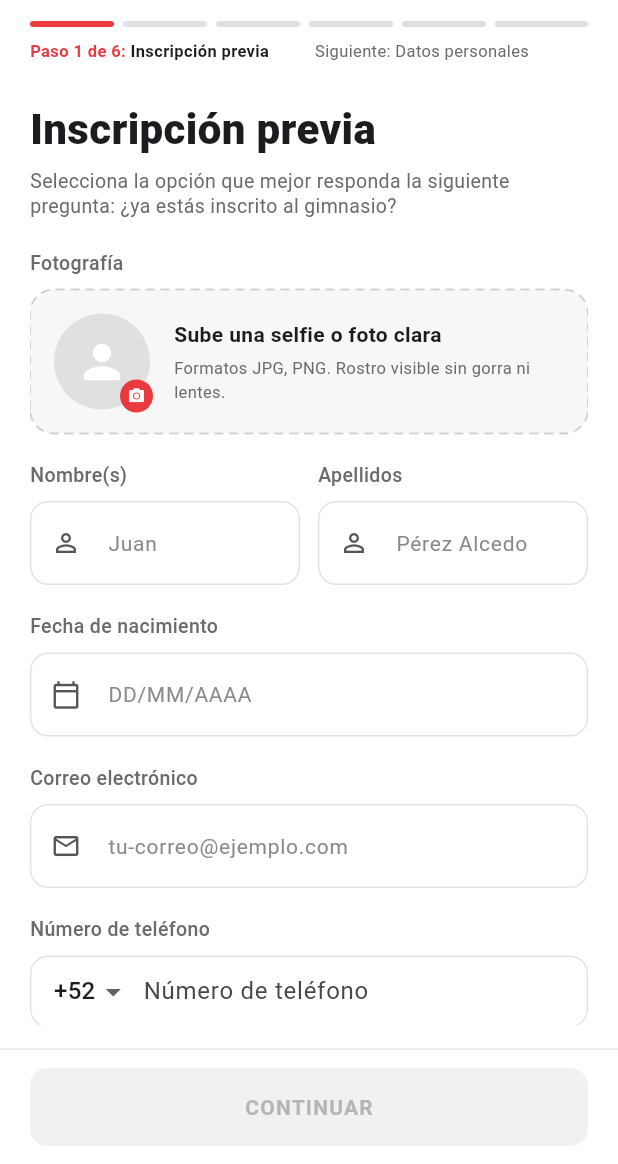
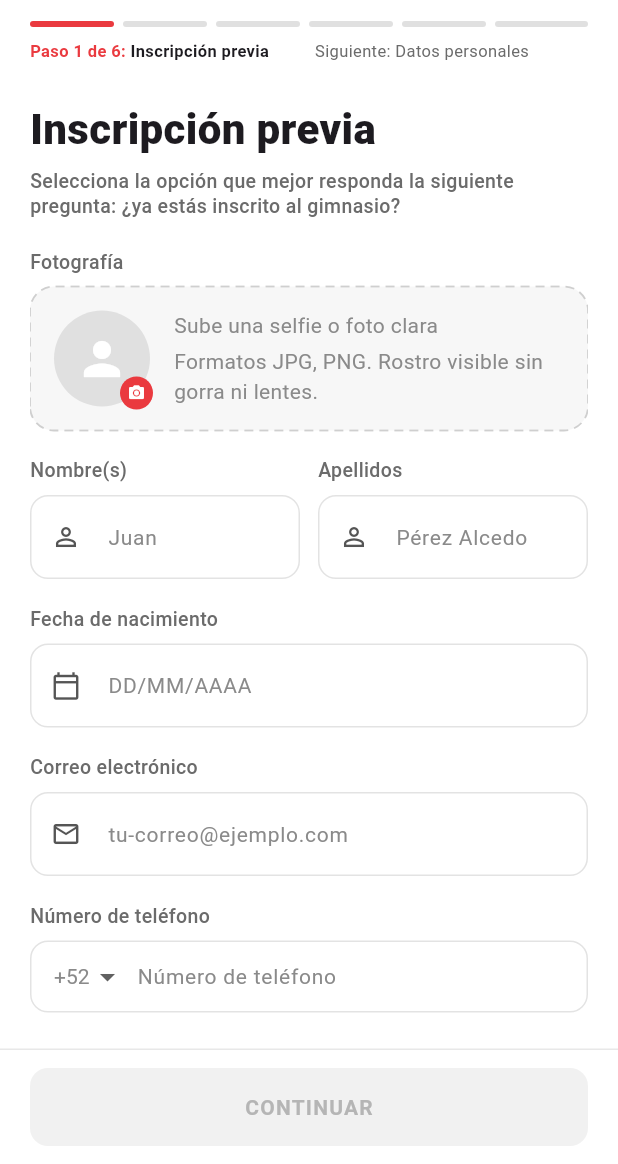
Before and after one commit to edgar-ta/champions-ring-app, a Flutter app: the InscriptionScreen screen opened directly, swiped to page 2, on a phone screen of 412 x 824 dp, the part 72-1236 px from its top. Run offline on Flutter 3.47's test engine with Material 3 defaults, Android fonts, the phone set to English and light mode, and no system bars; our stand-ins replace cloud_firestore, cloud_functions, firebase_auth, firebase_core, firebase_crashlytics, firebase_storage and 2 more; missing offline and left inert: dart:html, dart:ui_web; accounts and stored records are empty; project files that could hold a hidden picture were left out.

Commit message:
feat: CRA-47; añadí un estilo común para el texto secundario y las inputs del formulario de inscripción

```diff
--- a/app/lib/features/inscription/screens/register_account_validation_notice_screen.dart
+++ b/app/lib/features/inscription/screens/register_account_validation_notice_screen.dart
@@ -1,5 +1,6 @@
 import 'package:flutter/material.dart';
 
+import '../../../shared/ui/text_styles.dart';
 import '../widgets/registration_scaffold.dart';
 
 class RegisterAccountValidationNoticeScreen extends StatelessWidget {
@@ -43,7 +44,7 @@ class RegisterAccountValidationNoticeScreen extends StatelessWidget {
                         'gimnasio dentro de los próximos 3 días para que recepción '
                         'valide tu cuenta. Si no lo haces, tu cuenta será bloqueada.',
                         textAlign: TextAlign.center,
-                        style: TextStyle(fontSize: 16, height: 1.4),
+                        style: SharedTextStyles.formSupporting,
                       ),
                     ],
                   ),
--- a/app/lib/features/inscription/widgets/personal_data_form.dart
+++ b/app/lib/features/inscription/widgets/personal_data_form.dart
@@ -7,6 +7,7 @@ import 'package:image_picker/image_picker.dart';
 
 import '../models/member_inscription_data.dart';
 import '../../../shared/widgets/phone_number_input.dart';
+import '../../../shared/ui/text_styles.dart';
 
 const Color kRojo = Color(0xFFEA3A3F);
 const Color _gris = Color(0xFF6B6B6B);
@@ -356,7 +357,7 @@ class PersonalDataFormState extends State<PersonalDataForm> {
     Widget? sufijo,
   }) => InputDecoration(
     hintText: hint,
-    hintStyle: const TextStyle(color: Color(0xFF8A8A8A), fontSize: 14),
+    hintStyle: SharedTextStyles.inputHint,
     prefixIcon: Icon(icono, color: const Color(0xFF555555), size: 20),
     suffixIcon: sufijo,
     filled: true,
@@ -373,14 +374,7 @@ class PersonalDataFormState extends State<PersonalDataForm> {
     child: Column(
       crossAxisAlignment: CrossAxisAlignment.start,
       children: [
-        Text(
-          etiqueta,
-          style: const TextStyle(
-            fontSize: 13,
-            color: _gris,
-            fontWeight: FontWeight.w500,
-          ),
-        ),
+        Text(etiqueta, style: SharedTextStyles.formSupporting),
         const SizedBox(height: 8),
         campo,
       ],
@@ -418,6 +412,7 @@ class PersonalDataFormState extends State<PersonalDataForm> {
                   'Nombre(s)',
                   TextFormField(
                     controller: _firstNameCtrl,
+                    style: SharedTextStyles.input,
                     textCapitalization: TextCapitalization.words,
                     decoration: _buildInputDecoration(
                       'Juan',
@@ -435,6 +430,7 @@ class PersonalDataFormState extends State<PersonalDataForm> {
                   'Apellidos',
                   TextFormField(
                     controller: _lastNameCtrl,
+                    style: SharedTextStyles.input,
                     textCapitalization: TextCapitalization.words,
                     decoration: _buildInputDecoration(
                       'Pérez Alcedo',
@@ -453,6 +449,7 @@ class PersonalDataFormState extends State<PersonalDataForm> {
             'Fecha de nacimiento',
             TextFormField(
               controller: _dateCtrl,
+              style: SharedTextStyles.input,
               readOnly: true,
               onTap: _pickBirthDate,
               decoration: _buildInputDecoration(
@@ -470,6 +467,7 @@ class PersonalDataFormState extends State<PersonalDataForm> {
               'Nombre completo del tutor',
               TextFormField(
                 controller: _guardianNameCtrl,
+                style: SharedTextStyles.input,
                 textCapitalization: TextCapitalization.words,
                 decoration: _buildInputDecoration(
                   'Nombre y apellidos',
@@ -491,6 +489,7 @@ class PersonalDataFormState extends State<PersonalDataForm> {
               'Parentesco del tutor',
               TextFormField(
                 controller: _guardianRelationshipCtrl,
+                style: SharedTextStyles.input,
                 textCapitalization: TextCapitalization.sentences,
                 decoration: _buildInputDecoration(
                   'Madre, padre, tutor legal',
@@ -510,6 +509,7 @@ class PersonalDataFormState extends State<PersonalDataForm> {
             TextFormField(
               key: _emailFieldKey,
               controller: _emailCtrl,
+              style: SharedTextStyles.input,
               keyboardType: TextInputType.emailAddress,
               autocorrect: false,
               onChanged: _onEmailChanged,
@@ -536,6 +536,7 @@ class PersonalDataFormState extends State<PersonalDataForm> {
             'Contraseña',
             TextFormField(
               controller: _passwordCtrl,
+              style: SharedTextStyles.input,
               obscureText: !_seePassword,
               decoration: _buildInputDecoration(
                 'Crea una contraseña segura',
@@ -557,6 +558,7 @@ class PersonalDataFormState extends State<PersonalDataForm> {
             'Confirmar contraseña',
             TextFormField(
               controller: _passwordConfirmationCtrl,
+              style: SharedTextStyles.input,
               obscureText: !_seePasswordConfirmation,
               decoration: _buildInputDecoration(
                 'Repite tu contraseña anterior',
@@ -659,15 +661,12 @@ class PersonalDataFormState extends State<PersonalDataForm> {
                   children: [
                     Text(
                       'Sube una selfie o foto clara',
-                      style: TextStyle(
-                        fontWeight: FontWeight.w700,
-                        fontSize: 14,
-                      ),
+                      style: SharedTextStyles.inputHint,
                     ),
                     SizedBox(height: 4),
                     Text(
                       'Formatos JPG, PNG. Rostro visible sin gorra ni lentes.',
-                      style: TextStyle(fontSize: 11, color: _gris),
+                      style: SharedTextStyles.inputHint,
                     ),
                   ],
                 ),
--- a/app/lib/features/inscription/widgets/registration_scaffold.dart
+++ b/app/lib/features/inscription/widgets/registration_scaffold.dart
@@ -1,6 +1,7 @@
 import 'package:flutter/material.dart';
 
 import 'personal_data_form.dart' show kRojo;
+import '../../../shared/ui/text_styles.dart';
 
 const Color _gris = Color(0xFF6B6B6B);
 
@@ -74,14 +75,7 @@ class RegistrationScaffold extends StatelessWidget {
                         ),
                       if (subtitle != null) ...[
                         const SizedBox(height: 6),
-                        Text(
-                          subtitle!,
-                          style: const TextStyle(
-                            fontSize: 13,
-                            color: _gris,
-                            height: 1.3,
-                          ),
-                        ),
+                        Text(subtitle!, style: SharedTextStyles.formSupporting),
                       ],
                     ],
                   ),
--- /dev/null
+++ b/app/lib/shared/ui/text_styles.dart
@@ -0,0 +1,14 @@
+import 'package:flutter/material.dart';
+
+abstract final class SharedTextStyles {
+  static const input = TextStyle(fontSize: 16);
+
+  static const inputHint = TextStyle(color: Color(0xFF8A8A8A), fontSize: 14);
+
+  static const formSupporting = TextStyle(
+    fontSize: 13,
+    color: Color(0xFF6B6B6B),
+    fontWeight: FontWeight.w500,
+    height: 1.3,
+  );
+}
--- a/app/lib/shared/widgets/phone_number_input.dart
+++ b/app/lib/shared/widgets/phone_number_input.dart
@@ -1,5 +1,7 @@
 import 'package:flutter/material.dart';
 import 'package:flutter/services.dart';
+
+import '../ui/text_styles.dart';
 
 /// País disponible para el selector del teléfono.
 class PhoneCountryCode {
@@ -102,7 +104,10 @@ class _PhoneNumberInputState extends State<PhoneNumberInput> {
                   .map(
                     (country) => Align(
                       alignment: Alignment.centerLeft,
-                      child: Text(country.dialCode),
+                      child: Text(
+                        country.dialCode,
+                        style: SharedTextStyles.inputHint,
+                      ),
                     ),
                   )
                   .toList(),
@@ -110,10 +115,14 @@ class _PhoneNumberInputState extends State<PhoneNumberInput> {
                   .map(
                     (country) => DropdownMenuItem(
                       value: country,
-                      child: Text('${country.country} (${country.dialCode})'),
+                      child: Text(
+                        '${country.country} (${country.dialCode})',
+                        style: SharedTextStyles.inputHint,
+                      ),
                     ),
                   )
                   .toList(),
+              style: SharedTextStyles.inputHint,
               onChanged: (country) {
                 if (country == null) return;
                 setState(() => _country = country);
@@ -136,7 +145,9 @@ class _PhoneNumberInputState extends State<PhoneNumberInput> {
                 border: InputBorder.none,
                 isDense: true,
                 counterText: '',
+                hintStyle: SharedTextStyles.inputHint,
               ),
+              style: SharedTextStyles.input,
               onChanged: (_) {
                 field.didChange(_fullValue);
                 widget.onChanged(_fullValue);
```
Also changed, not shown: 1 other file.
